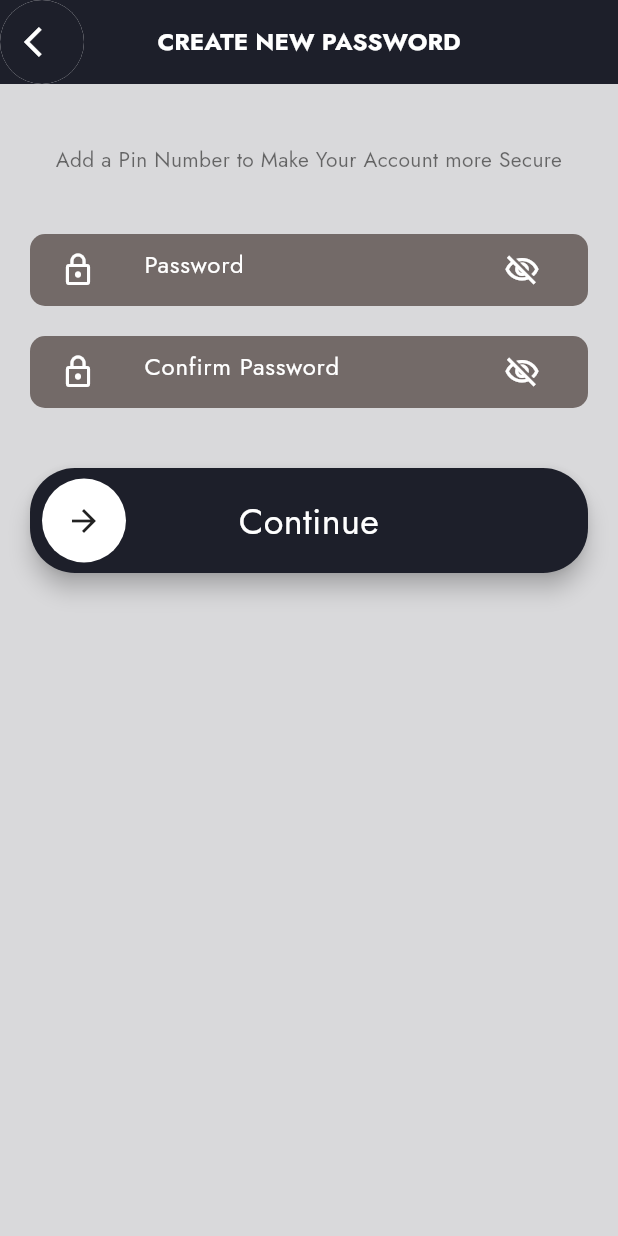
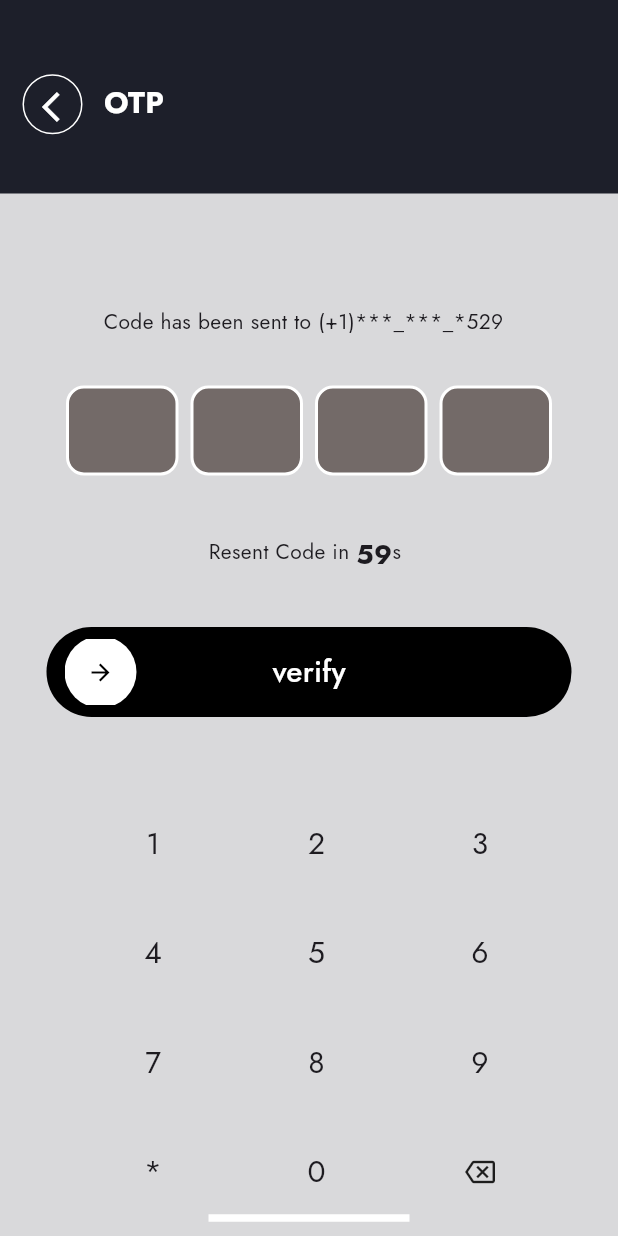
Before and after one commit to LearnbudsCarrer/SC-Flutter, a Flutter app: the screen it shows after launch, on a phone screen of 412 x 824 dp. Run offline on Flutter 3.47's test engine with Material 3 defaults, Android fonts, the phone set to English and light mode, and no system bars; drawn by our look-alikes of pinput, slide_to_act; our stand-ins replace google_fonts.

Commit message:
message Code verification verify

```diff
--- /dev/null
+++ b/lib/features/authentication/auth_code/pages/Otp_verification.dart
@@ -0,0 +1,83 @@
+import 'package:flutter/material.dart';
+import 'package:service_provider/common/app_colors.dart';
+import 'package:service_provider/features/authentication/auth_code/widget/CodeInputScreen.dart';
+import 'package:service_provider/features/authentication/auth_code/widget/Numberpad.dart';
+import 'package:service_provider/features/authentication/auth_code/widget/_SliderWithCircleAvatarState.dart';
+import 'package:service_provider/features/authentication/auth_code/widget/appbar.dart';
+
+
+class OTPScreen extends StatelessWidget {
+  const OTPScreen({super.key});
+
+  @override
+  Widget build(BuildContext context) {
+    AppColors appColors = AppColors();
+    return Scaffold(
+      body: Container(
+        color: appColors.backgroundColor,
+        child: Column(
+          children: [
+           Appbar(),
+            SizedBox(
+              height: 75,
+            ),
+            Container(
+              width: 274,
+              height: 18,
+              child: Text("Code has been sent to (+1)***_***_*529 "),
+            ),
+            SizedBox(
+              height: 35,
+            ),
+            CodeInputScreen(),
+            SizedBox(
+              height: 40,
+            ),
+            Container(
+              width: 134,
+              height: 21,
+              child: Row(
+                children: [
+                  Text("Resent Code in "),
+                  Text(
+                    "59",
+                    style: TextStyle(fontWeight: FontWeight.bold, fontSize: 18),
+                  ),
+                  Text("s")
+                ],
+              ),
+            ),
+            SizedBox(
+              height: 40,
+            ),
+            Container(
+                width: 350,
+                height: 60,
+                child: TextButton(
+                  onPressed: () {},
+                  child: SliderWithCircleAvatar(),
+                  style: ButtonStyle(
+                    backgroundColor: WidgetStatePropertyAll(Colors.black),
+                  ),
+                )),
+            SizedBox(
+              height: 50,
+            ),
+            Numberpad(),
+            Spacer(),
+            Container(
+              width: double.infinity,
+              height: 34,
+              alignment: Alignment.center,
+              child: Container(
+                width: 134,
+                height: 5,
+                color: appColors.appWhiteColor,
+              ),
+            )
+          ],
+        ),
+      ),
+    );
+  }
+}
--- /dev/null
+++ b/lib/features/authentication/auth_code/widget/CodeInputScreen.dart
@@ -0,0 +1,70 @@
+import 'package:flutter/material.dart';
+import 'package:pinput/pinput.dart';
+import 'package:service_provider/common/app_colors.dart';
+
+class CodeInputScreen extends StatelessWidget {
+
+  final GlobalKey<FormState> _formKey = GlobalKey<FormState>();
+
+  @override
+  Widget build(BuildContext context) {
+    AppColors appColors = AppColors();
+    return Container(
+      width: 360,
+      padding: const EdgeInsets.symmetric(horizontal: 16.0),
+      child: Form(
+        key: _formKey,
+        child: Column(
+          mainAxisAlignment: MainAxisAlignment.center,
+          children: [
+            Pinput(
+              keyboardType: TextInputType.number,
+              length: 4, // Limit input to 4 digits
+              validator: (value) {
+                if (value == null || value.isEmpty) {
+                  return 'Please enter the OTP';
+                }
+                if (value.length != 4) {
+                  return 'OTP must be 4 digits';
+                }
+                return null;
+              },
+              defaultPinTheme: PinTheme(
+                width: 75,
+                height: 60,
+                textStyle: TextStyle(
+                  fontSize: 22,
+                  color: Colors.white, // Text color inside input
+                ),
+                decoration: BoxDecoration(
+                  color: appColors.appGreyColor, // Background color of each pin box
+                  borderRadius: BorderRadius.circular(12),
+                  border: Border.all(
+                    color: Colors.white, // Border color
+                    width: 2,
+                  ),
+                ),
+              ),
+              focusedPinTheme: PinTheme(
+                width: 80,
+                height: 70,
+                textStyle: TextStyle(
+                  fontSize: 22,
+                  color: Colors.white, // Text color when focused
+                ),
+                decoration: BoxDecoration(
+                  color: Colors.black, // Background color when focused
+                  borderRadius: BorderRadius.circular(12),
+                  border: Border.all(
+                    color: Colors.blue, // Border color when focused
+                    width: 2,
+                  ),
+                ),
+              ),
+            ),
+          ],
+        ),
+      ),
+    );
+  }
+}
--- /dev/null
+++ b/lib/features/authentication/auth_code/widget/Numberpad.dart
@@ -0,0 +1,51 @@
+import 'package:flutter/material.dart';
+
+class Numberpad extends StatelessWidget {
+  const Numberpad({super.key});
+
+  @override
+  Widget build(BuildContext context) {
+      num(String num) {
+    return Container(
+      width: 11,
+      height: 23,
+      child: Center(
+          child: Text(
+        num,
+        style: TextStyle(fontSize: 20),
+      )),
+    );
+  }
+    return  Container(
+              height: 267,
+              width: 297,
+              child: Padding(
+                padding: const EdgeInsets.only(left: 10, top: 0, bottom: 5),
+                child: GridView.count(
+                  crossAxisSpacing: 40,
+                  mainAxisSpacing: 4,
+                  physics: NeverScrollableScrollPhysics(),
+                  crossAxisCount: 3,
+                  shrinkWrap: true,
+                  children: [
+                    num('1'),
+                    num('2'),
+                    num('3'),
+                    num('4'),
+                    num('5'),
+                    num('6'),
+                    num('7'),
+                    num('8'),
+                    num('9'),
+                    num('*'),
+                    num('0'),
+                    Icon(
+                      Icons.backspace_outlined,
+                      size: 20,
+                    )
+                  ],
+                ),
+              ),
+            );
+  }
+}
--- /dev/null
+++ b/lib/features/authentication/auth_code/widget/_SliderWithCircleAvatarState.dart
@@ -0,0 +1,69 @@
+import 'package:flutter/material.dart';
+
+class SliderWithCircleAvatar extends StatefulWidget {
+
+
+
+  @override
+  _SliderWithCircleAvatarState createState() => _SliderWithCircleAvatarState();
+}
+
+class _SliderWithCircleAvatarState extends State<SliderWithCircleAvatar> {
+
+
+  double _sliderValue = 0.0; // Position of the slider
+
+  @override
+  Widget build(BuildContext context) {
+    return
+    Stack(
+        alignment: Alignment.center,
+        children: [
+          Positioned.fill(
+            child: Padding(
+              padding: const EdgeInsets.symmetric(horizontal: 20.0),
+              child: Align(
+                alignment: Alignment.center,
+                child: Text(
+                  'verify',
+                  style: TextStyle(
+                    color: Colors.white,
+                    fontSize: 20,
+                  ),
+                ),
+              ),
+            ),
+          ),
+          Positioned(
+            left: _sliderValue,
+            child: GestureDetector(
+              onHorizontalDragUpdate: (details) {
+                setState(() {
+                  // Update slider position based on drag
+                  _sliderValue += details.delta.dx;
+                  _sliderValue = _sliderValue.clamp(0.0, 275.0); // Constrain movement
+                });
+              },
+              onHorizontalDragEnd: (details) {
+                if (_sliderValue >= 275.0 || _sliderValue > 150) {
+                  print("Verified!");
+
+                  setState(() {
+                    _sliderValue = 275; // Reset slider
+                  });
+                }
+              },
+              child: CircleAvatar(
+                radius: 24,
+                backgroundColor: Colors.white,
+                child: Icon(
+                  Icons.arrow_forward_outlined,
+                  color: Colors.black,
+                ),
+              ),
+            ),
+          ),
+        ],
+    );
+  }
+}
--- /dev/null
+++ b/lib/features/authentication/auth_code/widget/appbar.dart
@@ -0,0 +1,58 @@
+import 'package:flutter/material.dart';
+import 'package:service_provider/common/theme.dart';
+
+class Appbar extends StatelessWidget {
+  const Appbar({super.key});
+
+  @override
+  Widget build(BuildContext context) {
+    return  Container(
+              color: appColors.appBarColor,
+              height: 129,
+              width: double.infinity,
+              child: Padding(
+                padding: const EdgeInsets.only(left: 15.0, top: 10),
+                child: Row(
+                  children: [
+                    SizedBox(
+                      width: 40,
+                      height: 40,
+                      child: OutlinedButton(
+                        onPressed: () {
+                          Navigator.of(context).pop();
+                        },
+                        style: OutlinedButton.styleFrom(
+                            shape: CircleBorder(),
+                            padding: EdgeInsets.all(10),
+                            side: BorderSide(
+                                width: 1, color: appColors.appWhiteColor)),
+                        child: Padding(
+                          padding: const EdgeInsets.only(
+                            left: 3,
+                          ),
+                          child: Icon(
+                            Icons.arrow_back_ios,
+                            color: appColors.appWhiteColor,
+                            size: 24,
+                          ),
+                        ),
+                      ),
+                    ),
+                    Container(
+                      padding: EdgeInsets.only(left: 14.21),
+                      width: 190,
+                      height: 30,
+                      child: Text(
+                        "OTP VERIFICATION",
+                        style: TextStyle(
+                            color: appColors.appWhiteColor,
+                            fontSize: 20,
+                            fontWeight: FontWeight.bold),
+                      ),
+                    )
+                  ],
+                ),
+              ),
+            );
+  }
+}
--- a/lib/main.dart
+++ b/lib/main.dart
@@ -1,5 +1,6 @@
 import 'package:flutter/material.dart';
 import 'package:service_provider/common/theme.dart';
+import 'package:service_provider/features/authentication/auth_code/pages/Otp_verification.dart';
 import 'package:service_provider/features/authentication/screens/createnewpassword.dart';
 import 'package:service_provider/splash_screen.dart';
 
@@ -16,7 +17,7 @@ class MyApp extends StatelessWidget {
       debugShowCheckedModeBanner: false,
       title: 'MC provider',
       theme: darkTheme,
-      home: CreateNewPasswordScreen(),
+      home: OTPScreen(),
     );
   }
 }
--- a/pubspec.yaml
+++ b/pubspec.yaml
@@ -36,6 +36,7 @@ dependencies:
   cupertino_icons: ^1.0.8
   google_fonts: ^6.2.1
   slide_to_act: ^2.0.2
+  pinput: ^5.0.0
 
 dev_dependencies:
   flutter_test:
```
Also changed, not shown: pubspec.lock.
